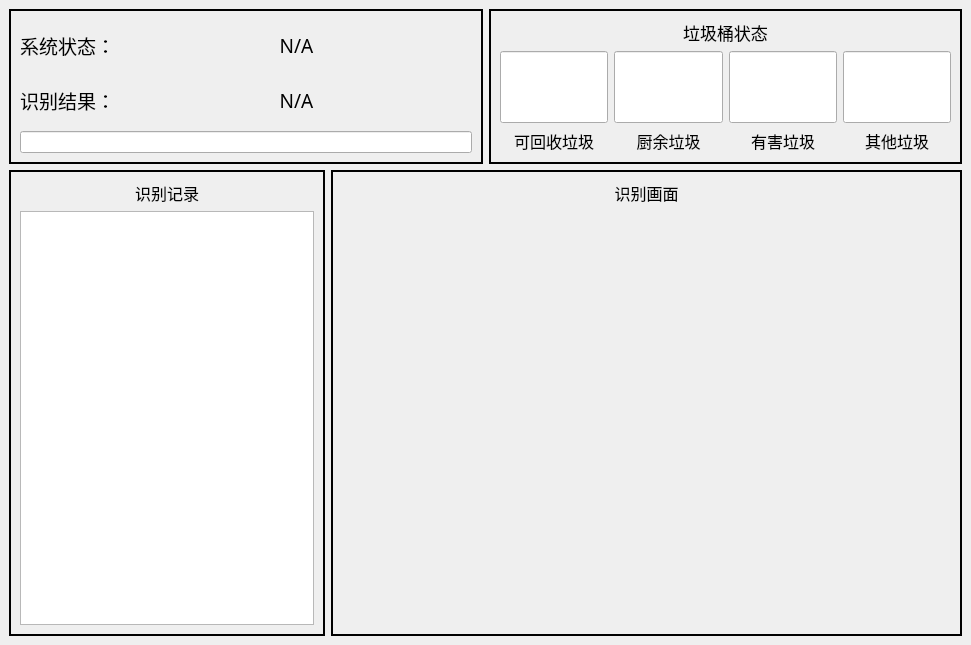
The window that rubbish_gui/rubbish_main.ui (ElluIFX/rubbish-prj) describes before a commit, drawn with Qt 5.
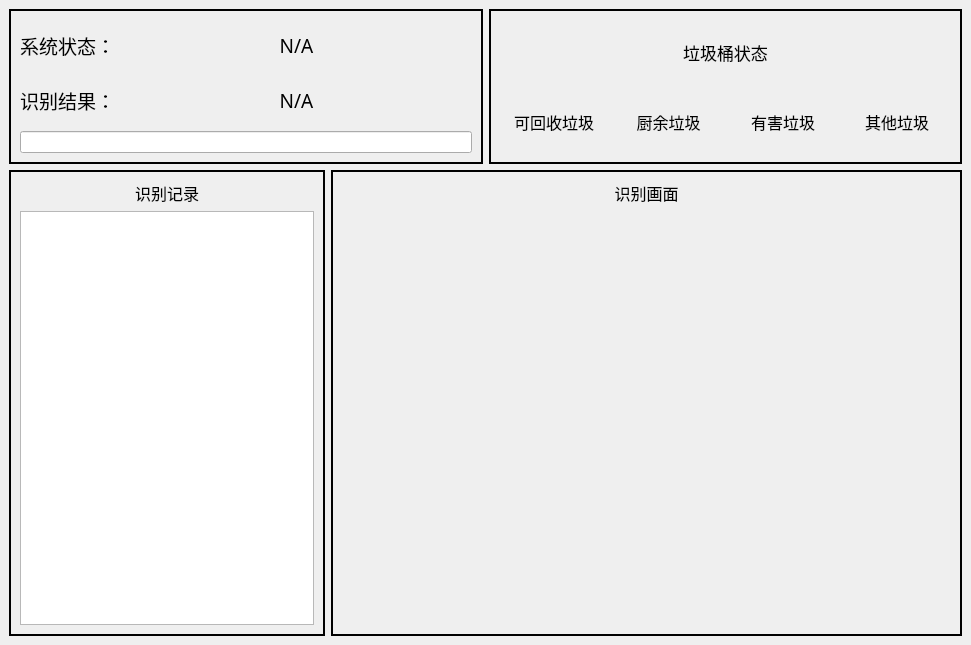
The same window after the commit. Custom widgets are drawn as their Qt base class.

Patch:
```diff
--- a/rubbish_gui/rubbish_main.ui
+++ b/rubbish_gui/rubbish_main.ui
@@ -160,26 +160,7 @@
          <item>
           <layout class="QHBoxLayout" name="horizontalLayout_5">
            <item>
-            <layout class="QVBoxLayout" name="verticalLayout_6" stretch="1,0">
-             <item>
-              <widget class="PyCircularProgress" name="progressBin1">
-               <property name="sizePolicy">
-                <sizepolicy hsizetype="Expanding" vsizetype="Expanding">
-                 <horstretch>0</horstretch>
-                 <verstretch>0</verstretch>
-                </sizepolicy>
-               </property>
-               <property name="styleSheet">
-                <string notr="true">QProgressBar::chunk {   background-color:#23A173;}</string>
-               </property>
-               <property name="value">
-                <number>0</number>
-               </property>
-               <property name="format">
-                <string/>
-               </property>
-              </widget>
-             </item>
+            <layout class="QVBoxLayout" name="verticalLayout_6" stretch="0">
              <item>
               <widget class="QLabel" name="labelBin1">
                <property name="font">
@@ -199,26 +180,7 @@
             </layout>
            </item>
            <item>
-            <layout class="QVBoxLayout" name="verticalLayout_7" stretch="1,0">
-             <item>
-              <widget class="PyCircularProgress" name="progressBin2">
-               <property name="sizePolicy">
-                <sizepolicy hsizetype="Expanding" vsizetype="Expanding">
-                 <horstretch>0</horstretch>
-                 <verstretch>0</verstretch>
-                </sizepolicy>
-               </property>
-               <property name="styleSheet">
-                <string notr="true">QProgressBar::chunk {   background-color:#23A173;}</string>
-               </property>
-               <property name="value">
-                <number>0</number>
-               </property>
-               <property name="format">
-                <string/>
-               </property>
-              </widget>
-             </item>
+            <layout class="QVBoxLayout" name="verticalLayout_7" stretch="0">
              <item>
               <widget class="QLabel" name="labelBin2">
                <property name="font">
@@ -238,26 +200,7 @@
             </layout>
            </item>
            <item>
-            <layout class="QVBoxLayout" name="verticalLayout_8" stretch="1,0">
-             <item>
-              <widget class="PyCircularProgress" name="progressBin3">
-               <property name="sizePolicy">
-                <sizepolicy hsizetype="Expanding" vsizetype="Expanding">
-                 <horstretch>0</horstretch>
-                 <verstretch>0</verstretch>
-                </sizepolicy>
-               </property>
-               <property name="styleSheet">
-                <string notr="true">QProgressBar::chunk {   background-color:#23A173;}</string>
-               </property>
-               <property name="value">
-                <number>0</number>
-               </property>
-               <property name="format">
-                <string/>
-               </property>
-              </widget>
-             </item>
+            <layout class="QVBoxLayout" name="verticalLayout_8" stretch="0">
              <item>
               <widget class="QLabel" name="labelBin3">
                <property name="font">
@@ -277,29 +220,7 @@
             </layout>
            </item>
            <item>
-            <layout class="QVBoxLayout" name="verticalLayout_9" stretch="1,0">
-             <item>
-              <widget class="PyCircularProgress" name="progressBin4">
-               <property name="sizePolicy">
-                <sizepolicy hsizetype="Expanding" vsizetype="Expanding">
-                 <horstretch>0</horstretch>
-                 <verstretch>0</verstretch>
-                </sizepolicy>
-               </property>
-               <property name="styleSheet">
-                <string notr="true">QProgressBar::chunk {   background-color:#23A173;}</string>
-               </property>
-               <property name="value">
-                <number>0</number>
-               </property>
-               <property name="alignment">
-                <set>Qt::AlignLeading|Qt::AlignLeft|Qt::AlignVCenter</set>
-               </property>
-               <property name="format">
-                <string/>
-               </property>
-              </widget>
-             </item>
+            <layout class="QVBoxLayout" name="verticalLayout_9" stretch="0">
              <item>
               <widget class="QLabel" name="labelBin4">
                <property name="font">
@@ -466,13 +387,6 @@
    </layout>
   </widget>
  </widget>
- <customwidgets>
-  <customwidget>
-   <class>PyCircularProgress</class>
-   <extends>QProgressBar</extends>
-   <header>gui</header>
-  </customwidget>
- </customwidgets>
  <resources/>
  <connections/>
 </ui>
```
